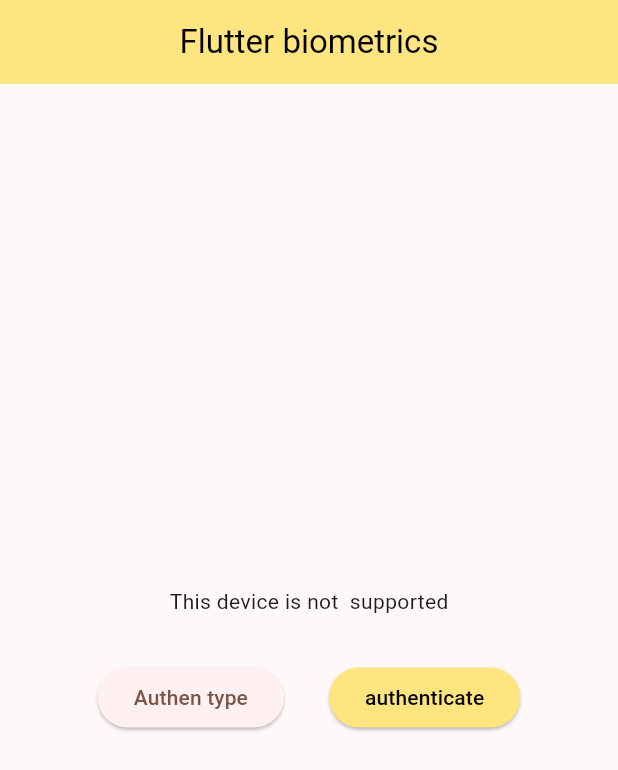
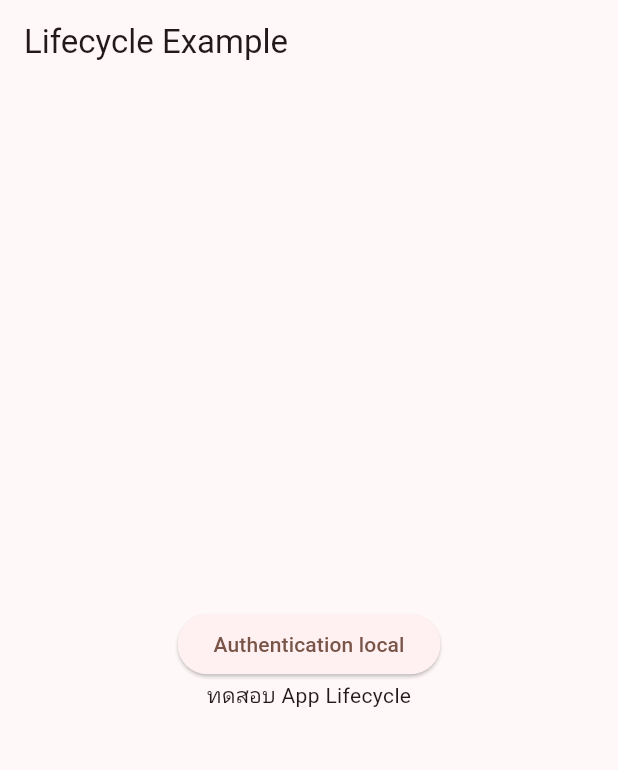
Before and after one commit to kncode74/flutter-local-authentication, a Flutter app: the screen it shows after launch, on a phone screen of 412 x 824 dp. Shown: the top 770 px of the screen. Run offline on Flutter 3.47's test engine with Material 3 defaults, Android fonts, the phone set to English and light mode, and no system bars; our stand-ins replace local_auth.

Commit message:
AppLifecycleState

```diff
--- a/lib/main.dart
+++ b/lib/main.dart
@@ -1,4 +1,5 @@
 import 'package:biometrics_auth/local_auth.dart';
+import 'package:biometrics_auth/splash_screen.dart';
 import 'package:flutter/material.dart';
 
 void main() {
@@ -20,7 +21,7 @@
           // secondary: Colors.amberAccent.shade100,
         ),
       ),
-      home: const LocalAuth(),
+      home: const SplashScreen(),
     );
   }
 }
--- /dev/null
+++ b/lib/splash_screen.dart
@@ -0,0 +1,66 @@
+import 'package:biometrics_auth/local_auth.dart';
+import 'package:flutter/material.dart';
+
+class SplashScreen extends StatefulWidget {
+  const SplashScreen({super.key});
+
+  @override
+  State<SplashScreen> createState() => _SplashScreenState();
+}
+
+class _SplashScreenState extends State<SplashScreen>
+    with WidgetsBindingObserver {
+  @override
+  void initState() {
+    super.initState();
+    // สมัคร WidgetsBindingObserver
+    WidgetsBinding.instance.addObserver(this);
+  }
+
+  @override
+  void dispose() {
+    // ยกเลิก WidgetsBindingObserver
+    WidgetsBinding.instance.removeObserver(this);
+    super.dispose();
+  }
+
+  @override
+  void didChangeAppLifecycleState(AppLifecycleState state) {
+    // ตรวจสอบสถานะของแอป
+    if (state == AppLifecycleState.paused) {
+      print("แอปถูกย่อหน้าต่าง");
+    } else if (state == AppLifecycleState.resumed) {
+      print("แอปถูกเปิดขึ้นใหม่");
+      // ทำงานเมื่อกลับเข้าแอปใหม่
+    } else if (state == AppLifecycleState.inactive) {
+      print(
+          "แอปอยู่ในสถานะที่ไม่โต้ตอบกับผู้ใช้ได้ แต่ยังคงมองเห็นอยู่บางส่วน");
+    } else if (state == AppLifecycleState.detached) {
+      print("แอปทำงานใน Flutter engine แต่ไม่มีหน้าต่างการแสดงผล");
+    } else if (state == AppLifecycleState.hidden) {
+      print("แอปถูกซ่อนไว้และไม่แสดงผล");
+    }
+  }
+
+  @override
+  Widget build(BuildContext context) {
+    return Scaffold(
+      appBar: AppBar(title: Text("Lifecycle Example")),
+      body: Center(
+        child: Column(
+          mainAxisAlignment: MainAxisAlignment.center,
+          children: [
+            ElevatedButton(
+              onPressed: () {
+                Navigator.push(context,
+                    MaterialPageRoute(builder: (context) => const LocalAuth()));
+              },
+              child: Text('Authentication local'),
+            ),
+            Text("ทดสอบ App Lifecycle"),
+          ],
+        ),
+      ),
+    );
+  }
+}
```
